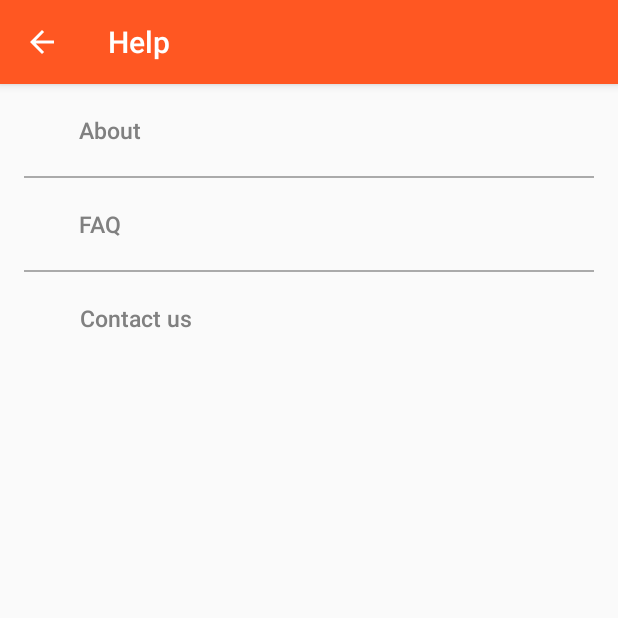
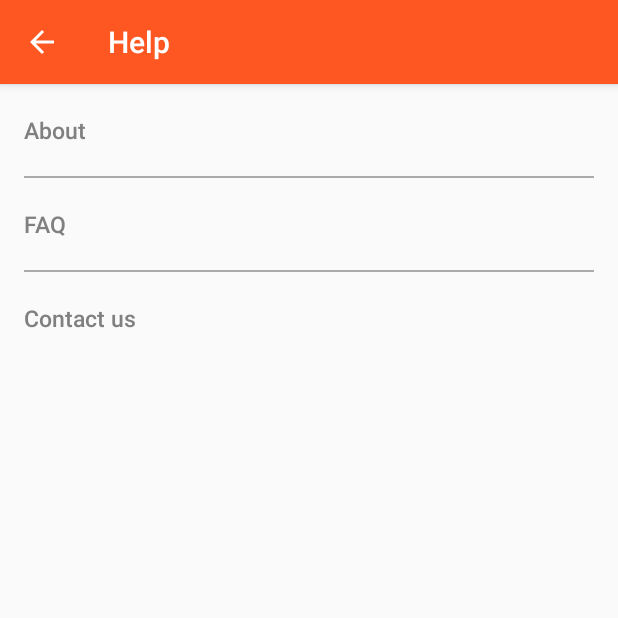
Before and after one commit to Shailendre/PChat, an Android app: the Help screen opened directly, with no data from a screen before it, on a phone screen of 412 x 824 dp, the top half of it. Run offline under Robolectric (Android 15) with nearby library versions, the phone set to English and light mode, and no system bars.

Commit message:
fixed help layout

```diff
--- a/app/src/main/res/layout/help.xml
+++ b/app/src/main/res/layout/help.xml
@@ -7,12 +7,13 @@
         android:layout_width="match_parent"
         android:layout_height="wrap_content"
         android:text="About"
+        android:textAlignment="textStart"
         android:textAllCaps="false"
         android:textSize="15dp"
         android:textColor="@android:color/tab_indicator_text"
         android:paddingTop="20dp"
         android:paddingBottom="20dp"
-        android:paddingRight="265dp"
+        android:paddingLeft="16dp"
         android:onClick="about"
         android:background="@android:color/transparent"
         />
@@ -31,10 +32,11 @@
         android:text="FAQ"
         android:onClick="FAQ"
         android:textSize="15dp"
+        android:textAlignment="textStart"
         android:textColor="@android:color/tab_indicator_text"
         android:paddingTop="20dp"
         android:paddingBottom="20dp"
-        android:paddingRight="280dp"
+        android:paddingLeft="16dp"
         android:background="@android:color/transparent"
         />
 
@@ -53,10 +55,11 @@
         android:onClick="contactUs"
         android:textAllCaps="false"
         android:textSize="15dp"
+        android:textAlignment="textStart"
         android:textColor="@android:color/tab_indicator_text"
         android:paddingTop="20dp"
         android:paddingBottom="20dp"
-        android:paddingRight="230dp"
+        android:paddingLeft="16dp"
         android:background="@android:color/transparent"
         />
 
```
